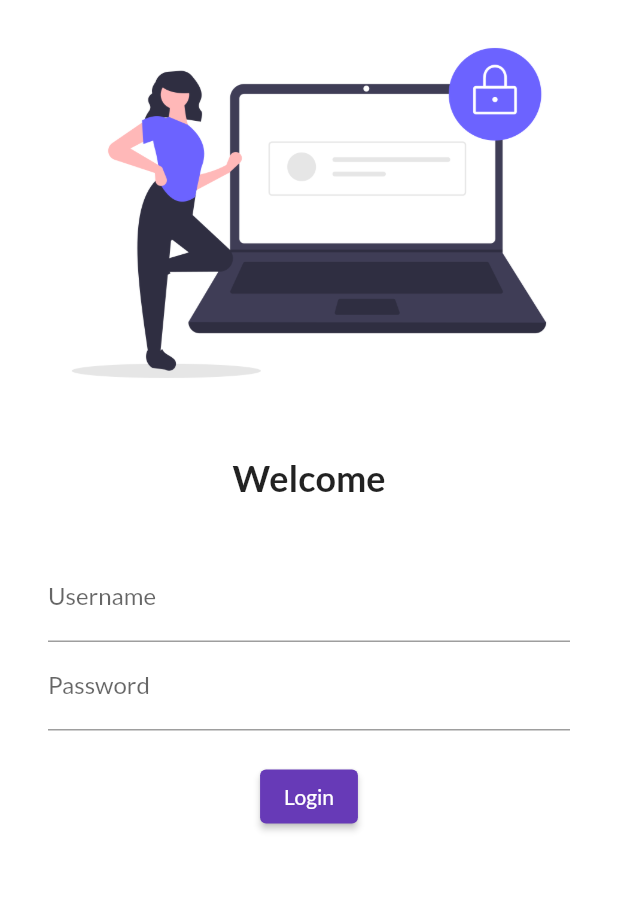
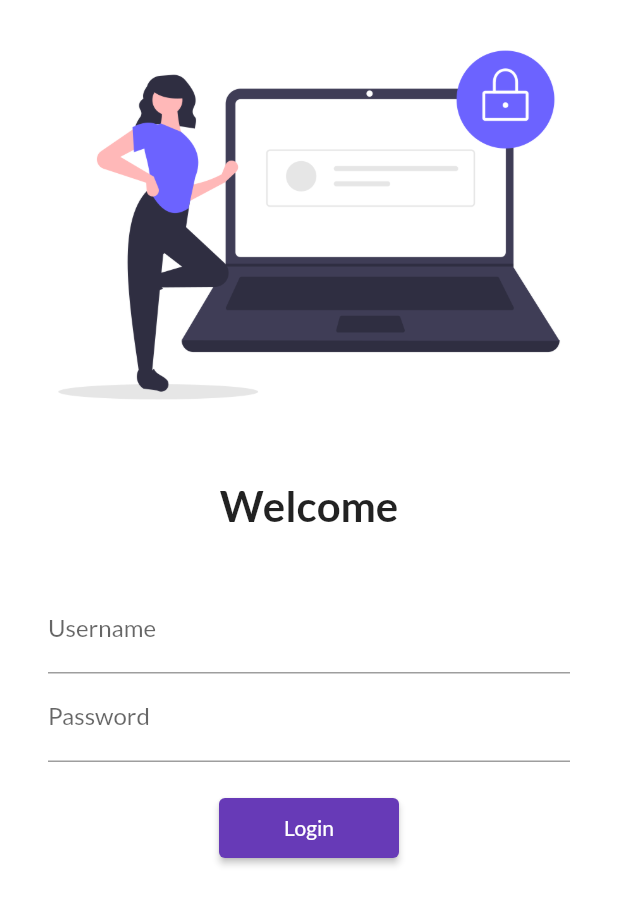
Before and after one commit to be-the-nerd/30DaysOfFlutter, a Flutter app: the screen it shows after launch, on a phone screen of 412 x 824 dp. Shown: the top 905 px of the screen. Run offline on Flutter 3.47's test engine with Material 2 defaults, Android fonts, the phone set to English and light mode, and no system bars; our stand-ins replace google_fonts.

Commit message:
Day-5 completed

```diff
--- a/lib/main.dart
+++ b/lib/main.dart
@@ -1,6 +1,7 @@
 import 'package:flutter/material.dart';
 import 'package:flutter_catalog/pages/home_page.dart';
 import 'package:flutter_catalog/pages/login_page.dart';
+import 'package:flutter_catalog/utils/routes.dart';
 import 'package:google_fonts/google_fonts.dart';
 
 void main() {
@@ -18,9 +19,8 @@ class MyApp extends StatelessWidget {
     var day = "Tuesday";
     const pi = 3.14; */
 
-    bringVegetables(bag: true, rupees: 50);
-
     return MaterialApp(
+      debugShowCheckedModeBanner: false,
       themeMode: ThemeMode.light,
       theme: ThemeData(
         primarySwatch: Colors.deepPurple,
@@ -29,13 +29,12 @@ class MyApp extends StatelessWidget {
       darkTheme: ThemeData(
         brightness: Brightness.dark,
       ),
-      initialRoute: "/home",
+      initialRoute: "/",
       routes: {
-        "/home": (context) => LoginPage(), //same as new LoginPage()
-        "/login": (context) => LoginPage(),
+        "/": (context) => LoginPage(),
+        MyRoutes.homeRoute: (context) => HomePage(), //same as new LoginPage()
+        MyRoutes.loginRoute: (context) => LoginPage(),
       },
     );
   }
 }
-
-bringVegetables({@required bool bag = false, int rupees = 100}) {}
--- a/lib/pages/login_page.dart
+++ b/lib/pages/login_page.dart
@@ -1,24 +1,27 @@
 // ignore_for_file: prefer_const_constructors
 
 import 'package:flutter/material.dart';
+import 'package:flutter_catalog/utils/routes.dart';
 
 class LoginPage extends StatelessWidget {
   @override
   Widget build(BuildContext context) {
     return Material(
       color: Colors.white,
+      child: SingleChildScrollView(
         child: Column(
           children: [
             Image.asset(
               "assets/images/login_image.png",
               fit: BoxFit.cover,
+              height: 300,
             ),
             SizedBox(
               height: 20.0,
             ),
             Text(
               "Welcome",
-            style: TextStyle(fontSize: 24, fontWeight: FontWeight.bold),
+              style: TextStyle(fontSize: 28, fontWeight: FontWeight.bold),
             ),
             SizedBox(
               height: 20.0,
@@ -41,15 +44,20 @@ class LoginPage extends StatelessWidget {
                     height: 20.0,
                   ),
                   ElevatedButton(
-                  onPressed: () {},
+                    onPressed: () {
+                      Navigator.pushNamed(context, MyRoutes.homeRoute);
+                    },
                     child: Text("Login"),
-                  style: TextButton.styleFrom(),
-                )
+                    style: TextButton.styleFrom(
+                      minimumSize: Size(120,40),
+                  ),
+                  ),
                 ],
               ),
             ),
           ],
         ),
+      ),
     );
   }
 }
--- /dev/null
+++ b/lib/utils/routes.dart
@@ -0,0 +1,4 @@
+class MyRoutes{
+  static String loginRoute ="/login";
+  static String homeRoute ="/home";
+}
```
Lines whose indentation alone changed are shown as unchanged.
